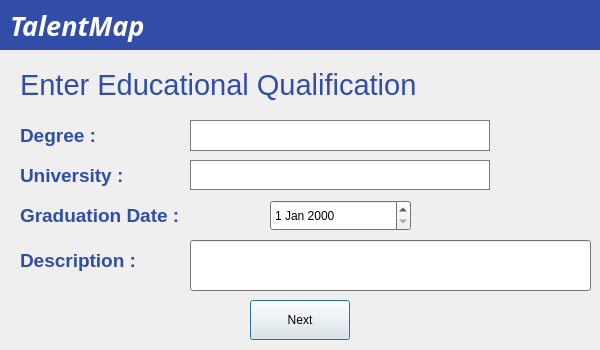
This is nFrame3.ui in MetheMeticien/CV-Maker-using-PyQt5 as Qt 5 draws it before an edit. The edited form follows.
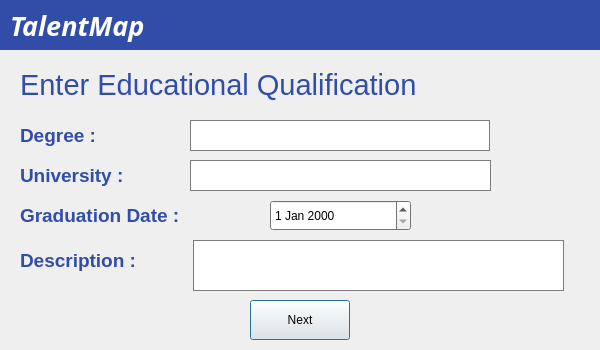
This is the edited form.

The edit to the form file:
```diff
--- a/nFrame3.ui
+++ b/nFrame3.ui
@@ -219,16 +219,6 @@
      <string>Next</string>
     </property>
    </widget>
-   <widget class="QLineEdit" name="desbox2">
-    <property name="geometry">
-     <rect>
-      <x>190</x>
-      <y>190</y>
-      <width>401</width>
-      <height>51</height>
-     </rect>
-    </property>
-   </widget>
    <widget class="QLabel" name="label_3">
     <property name="geometry">
      <rect>
@@ -278,16 +268,6 @@
      </rect>
     </property>
    </widget>
-   <widget class="QTextBrowser" name="unibox">
-    <property name="geometry">
-     <rect>
-      <x>190</x>
-      <y>110</y>
-      <width>300</width>
-      <height>30</height>
-     </rect>
-    </property>
-   </widget>
    <widget class="QLabel" name="label_6">
     <property name="geometry">
      <rect>
@@ -311,6 +291,26 @@
      </rect>
     </property>
    </widget>
+   <widget class="QTextEdit" name="textEdit">
+    <property name="geometry">
+     <rect>
+      <x>190</x>
+      <y>110</y>
+      <width>301</width>
+      <height>31</height>
+     </rect>
+    </property>
+   </widget>
+   <widget class="QTextEdit" name="textEdit_2">
+    <property name="geometry">
+     <rect>
+      <x>193</x>
+      <y>190</y>
+      <width>371</width>
+      <height>51</height>
+     </rect>
+    </property>
+   </widget>
   </widget>
  </widget>
  <resources/>
```
